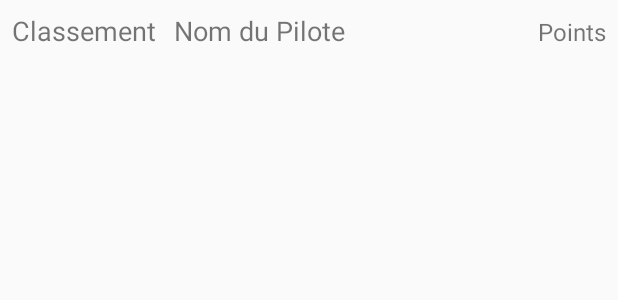
After one commit to Allaneee/Formula-World, an Android app: the layout team_item.xml on its own in the app's theme, with its tools: preview values and no code run, on a phone screen of 412 x 824 dp. The commit adds this screen. Shown: the top 300 px of the screen. Run offline under Robolectric (Android 15) with nearby library versions, the phone set to English and light mode, and no system bars; network calls fail.

Commit message:
Classement pilote et team

```diff
--- /dev/null
+++ b/app/src/main/java/Async/OnDriverFetchedListener.java
@@ -0,0 +1,5 @@
+package Async;
+
+public interface OnDriverFetchedListener {
+    void onDriverFetched(String racesJson);
+}
--- a/app/src/main/java/Fragments/TeamFragment.java
+++ b/app/src/main/java/Fragments/TeamFragment.java
@@ -32,9 +32,7 @@ public class TeamFragment extends Fragment {
     private TeamAdapter teamAdapter;
     private ServiceAPI serviceAPI;
 
-    public TeamFragment() {
-        // Required empty public constructor
-    }
+    public TeamFragment() {    }
 
     @SuppressLint("MissingInflatedId")
     @Override
--- /dev/null
+++ b/app/src/main/res/drawable/ic_team_default.xml
@@ -0,0 +1,4 @@
+<?xml version="1.0" encoding="utf-8"?>
+<selector xmlns:android="http://schemas.android.com/apk/res/android">
+
+</selector>
--- /dev/null
+++ b/app/src/main/res/layout/team_item.xml
@@ -0,0 +1,31 @@
+<?xml version="1.0" encoding="utf-8"?>
+<LinearLayout xmlns:android="http://schemas.android.com/apk/res/android"
+    android:layout_width="match_parent"
+    android:layout_height="wrap_content"
+    android:orientation="horizontal"
+    android:padding="8dp">
+
+    <TextView
+        android:id="@+id/tvTeamRanking"
+        android:layout_width="wrap_content"
+        android:layout_height="wrap_content"
+        android:layout_weight="0.05"
+        android:textSize="18sp"
+        android:text="@string/ranking" />
+
+    <TextView
+        android:id="@+id/tvTeamName"
+        android:layout_width="0dp"
+        android:layout_height="wrap_content"
+        android:layout_weight="1"
+        android:textSize="18sp"
+        android:text="@string/nom_du_pilote" />
+
+    <TextView
+        android:id="@+id/tvTeamPoints"
+        android:layout_width="wrap_content"
+        android:layout_height="wrap_content"
+        android:textSize="16sp"
+        android:text="@string/points" />
+
+</LinearLayout>
```
Also changed, not shown: app/src/main/java/Adapter/TeamAdapter.java (added, +71 -0 lines), app/src/main/java/Async/DriverDataFetcher.java (added, +35 -0 lines), app/src/main/res/layout/fragment_ranking.xml (+22 -1 lines).
